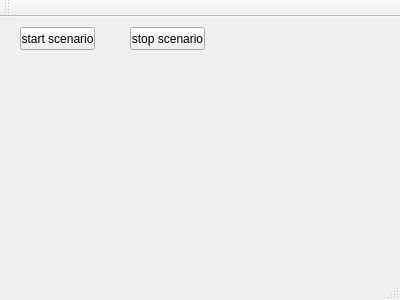
Above: mainwindow.ui from QLubov/SimpleGatekeeperServer before the change. Below: the same form after it.
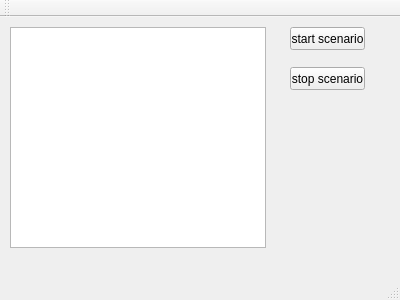
That is the form after the change.

What changed in the file:
```diff
--- a/mainwindow.ui
+++ b/mainwindow.ui
@@ -17,7 +17,7 @@
    <widget class="QPushButton" name="pushButton">
     <property name="geometry">
      <rect>
-      <x>20</x>
+      <x>290</x>
       <y>10</y>
       <width>75</width>
       <height>23</height>
@@ -30,8 +30,8 @@
    <widget class="QPushButton" name="pushButton_2">
     <property name="geometry">
      <rect>
-      <x>130</x>
-      <y>10</y>
+      <x>290</x>
+      <y>50</y>
       <width>75</width>
       <height>23</height>
      </rect>
@@ -40,6 +40,16 @@
      <string>stop scenario</string>
     </property>
    </widget>
+   <widget class="QTextBrowser" name="textBrowser">
+    <property name="geometry">
+     <rect>
+      <x>10</x>
+      <y>10</y>
+      <width>256</width>
+      <height>221</height>
+     </rect>
+    </property>
+   </widget>
   </widget>
   <widget class="QMenuBar" name="menuBar">
    <property name="geometry">
```
